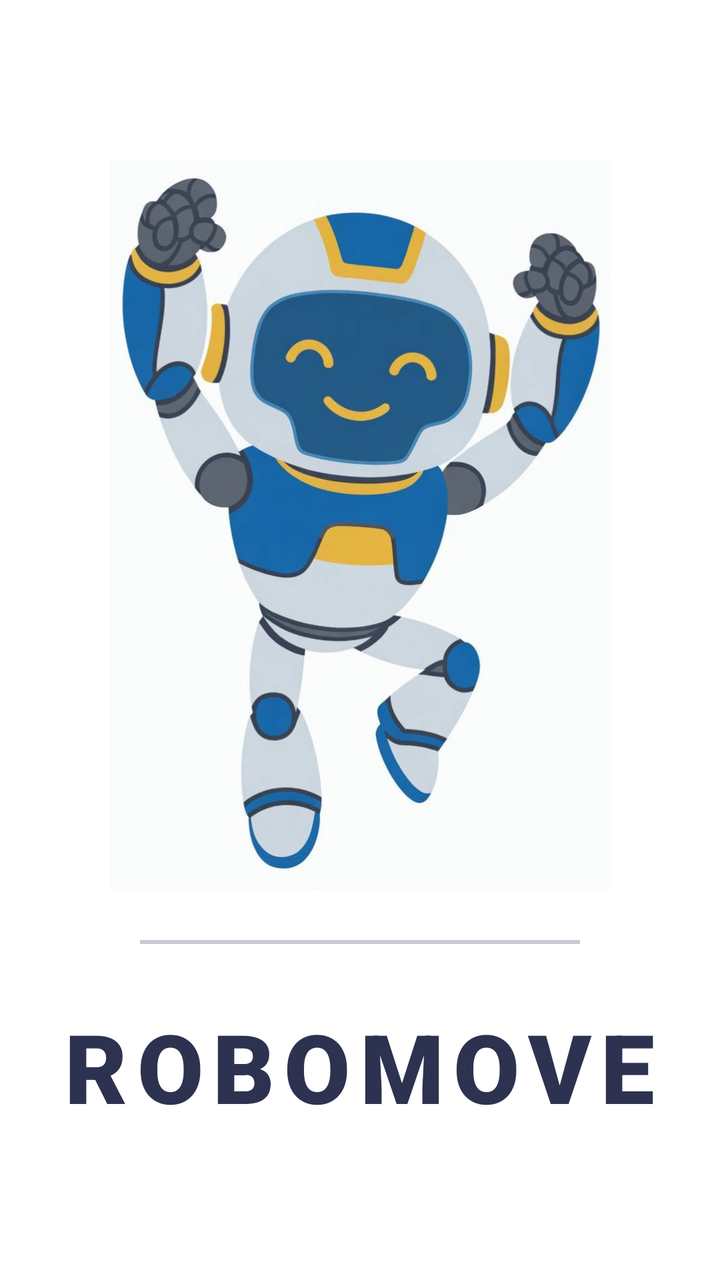
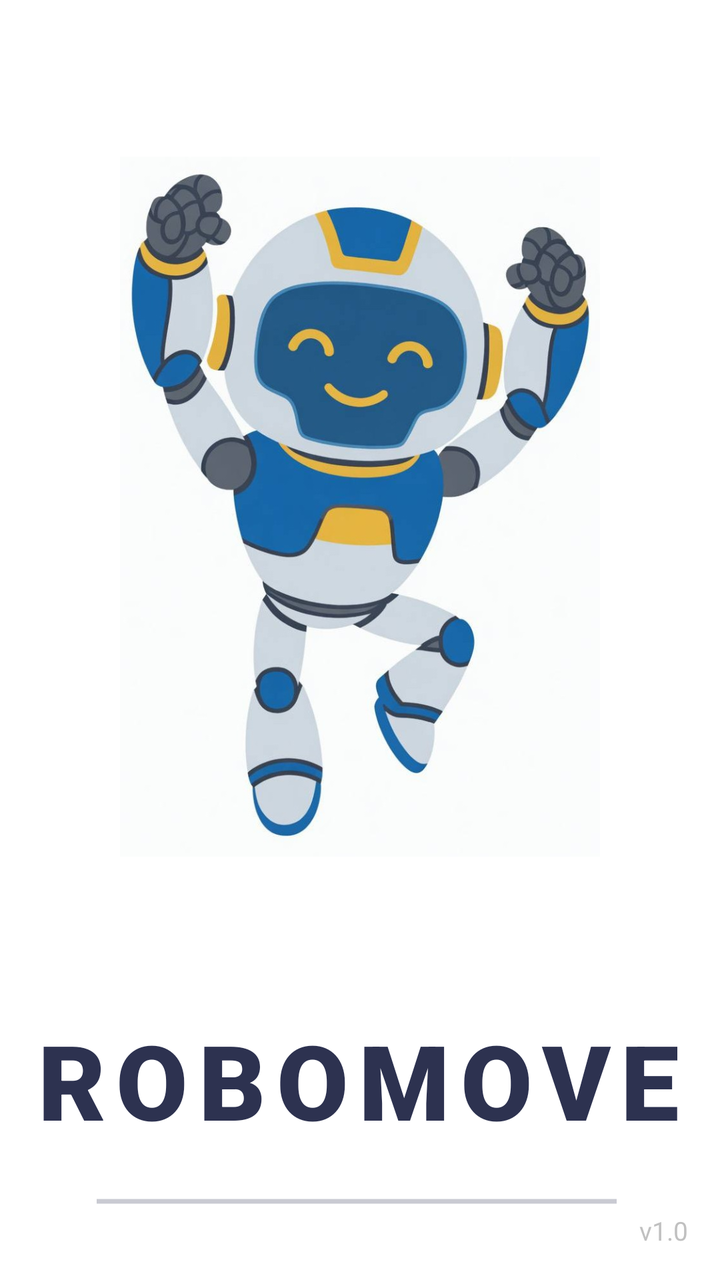

Screens rendered from an Android XML layout before and after an edit, with the pre-edit source and the edit as a unified diff.
<!-- AndroidManifest.xml: activity theme Theme.RoboMove.Splash -->
<!-- res/layout/activity_splash.xml -->
<androidx.constraintlayout.widget.ConstraintLayout xmlns:android="http://schemas.android.com/apk/res/android" xmlns:app="http://schemas.android.com/apk/res-auto" android:layout_width="match_parent" android:layout_height="match_parent" android:background="@color/robomove_white">

    

    
    <ImageView
        android:id="@+id/iv_logo"
        android:layout_width="892dp"
        android:layout_height="365dp"
        android:layout_marginStart="40dp"
        android:layout_marginTop="80dp"
        android:layout_marginEnd="40dp"
        android:adjustViewBounds="true"
        android:contentDescription="App Logo"
        android:src="@drawable/robomove_logo2"
        app:layout_constraintBottom_toTopOf="@id/tv_app_title"
        app:layout_constraintEnd_toEndOf="parent"
        app:layout_constraintStart_toStartOf="parent"
        app:layout_constraintTop_toTopOf="parent" />

    

    

    <TextView
        android:id="@+id/tv_app_title"
        android:layout_width="wrap_content"
        android:layout_height="wrap_content"
        android:layout_marginTop="56dp"
        android:fontFamily="sans-serif-black"
        android:letterSpacing="0.1"
        android:text="ROBOMOVE"
        android:textColor="@color/robomove_navy"
        android:textSize="48sp"
        android:textStyle="bold"

        app:layout_constraintEnd_toEndOf="parent"
        app:layout_constraintStart_toStartOf="parent"
        app:layout_constraintTop_toBottomOf="@id/iv_logo" />

    
    <ProgressBar
        android:id="@+id/progress_loading"
        style="?android:attr/progressBarStyleHorizontal"
        android:layout_width="220dp"
        android:layout_height="10dp"
        android:layout_marginBottom="164dp"
        android:indeterminate="true"
        android:indeterminateTint="@color/robomove_navy"
        android:progressTint="@color/robomove_navy"
        app:layout_constraintBottom_toBottomOf="parent"
        app:layout_constraintEnd_toEndOf="parent"
        app:layout_constraintStart_toStartOf="parent" />

    <TextView
        android:layout_width="wrap_content"
        android:layout_height="wrap_content"
        android:text="v1.0"
        android:textColor="#88FFFFFF"
        android:textSize="12sp"
        app:layout_constraintBottom_toBottomOf="parent"
        app:layout_constraintEnd_toEndOf="parent"
        android:layout_marginBottom="16dp"
        android:layout_marginEnd="16dp"/>
</androidx.constraintlayout.widget.ConstraintLayout>
<!-- resources referenced by this layout -->
<resources>
  <color name="robomove_navy">#2D3250</color>
  <color name="robomove_white">#FFFFFF</color>
  <!-- drawable robomove_logo2: jpg bitmap (drawable, 81510 bytes) -->
  <style name="Theme.RoboMove.Splash" parent="Theme.RoboMove">
          <item name="android:windowFullscreen">true</item>
          <item name="android:windowBackground">@color/robomove_navy</item>
      </style>
  <style name="Theme.RoboMove" parent="Theme.MaterialComponents.DayNight.NoActionBar">
          <item name="colorPrimary">@color/robomove_navy</item>
          <item name="colorPrimaryVariant">@color/robomove_navy</item>
          <item name="colorOnPrimary">@color/robomove_white</item>
          <item name="colorSecondary">@color/robomove_yellow</item>
          <item name="android:windowBackground">@color/robomove_white</item>
      </style>
  <color name="robomove_yellow">#F5C842</color>
</resources>

<!-- the commit's change to res/layout/activity_splash.xml (unified diff, before → after) -->
@@ -1,40 +1,49 @@
-<androidx.constraintlayout.widget.ConstraintLayout xmlns:android="http://schemas.android.com/apk/res/android" xmlns:app="http://schemas.android.com/apk/res-auto" android:layout_width="match_parent" android:layout_height="match_parent" android:background="@color/robomove_white">
-
-    
-
-    
-    <ImageView
-        android:id="@+id/iv_logo"
-        android:layout_width="892dp"
-        android:layout_height="365dp"
-        android:layout_marginStart="40dp"
-        android:layout_marginTop="80dp"
-        android:layout_marginEnd="40dp"
-        android:adjustViewBounds="true"
-        android:contentDescription="App Logo"
-        android:src="@drawable/robomove_logo2"
-        app:layout_constraintBottom_toTopOf="@id/tv_app_title"
-        app:layout_constraintEnd_toEndOf="parent"
-        app:layout_constraintStart_toStartOf="parent"
-        app:layout_constraintTop_toTopOf="parent" />
+<?xml version="1.0" encoding="utf-8"?>
+<androidx.constraintlayout.widget.ConstraintLayout xmlns:android="http://schemas.android.com/apk/res/android"
+    xmlns:app="http://schemas.android.com/apk/res-auto"
+    xmlns:tools="http://schemas.android.com/tools"
+    android:layout_width="match_parent"
+    android:layout_height="match_parent"
+    android:background="@color/robomove_white"
+    tools:layout_editor_absoluteX="-16dp"
+    tools:layout_editor_absoluteY="246dp">
 
     
 
     
 
+    <ImageView
+        android:id="@+id/iv_logo"
+        android:layout_width="0dp"
+        android:layout_height="440dp"
+        android:layout_marginStart="60dp"
+        android:layout_marginEnd="60dp"
+        android:adjustViewBounds="true"
+        android:contentDescription="App Logo"
+        android:src="@drawable/robomove_logo2"
+        app:layout_constraintBottom_toBottomOf="parent"
+        app:layout_constraintBottom_toTopOf="@id/tv_app_title"
+        app:layout_constraintEnd_toEndOf="parent"
+        app:layout_constraintHorizontal_bias="0.0"
+        app:layout_constraintStart_toStartOf="parent"
+        app:layout_constraintTop_toTopOf="parent"
+        app:layout_constraintVertical_bias="0.5"
+        app:layout_constraintVertical_chainStyle="packed" />
+
     <TextView
         android:id="@+id/tv_app_title"
         android:layout_width="wrap_content"
         android:layout_height="wrap_content"
-        android:layout_marginTop="56dp"
+        android:layout_marginTop="32dp"
         android:fontFamily="sans-serif-black"
         android:letterSpacing="0.1"
         android:text="ROBOMOVE"
         android:textColor="@color/robomove_navy"
-        android:textSize="48sp"
+        android:textSize="52sp"
         android:textStyle="bold"
-
+        app:layout_constraintBottom_toTopOf="@id/progress_loading"
         app:layout_constraintEnd_toEndOf="parent"
+        app:layout_constraintHorizontal_bias="0.483"
         app:layout_constraintStart_toStartOf="parent"
         app:layout_constraintTop_toBottomOf="@id/iv_logo" />
 
@@ -42,24 +51,29 @@
     <ProgressBar
         android:id="@+id/progress_loading"
         style="?android:attr/progressBarStyleHorizontal"
-        android:layout_width="220dp"
-        android:layout_height="10dp"
-        android:layout_marginBottom="164dp"
+        android:layout_width="260dp"
+        android:layout_height="12dp"
+        android:layout_marginTop="20dp"
         android:indeterminate="true"
         android:indeterminateTint="@color/robomove_navy"
         android:progressTint="@color/robomove_navy"
         app:layout_constraintBottom_toBottomOf="parent"
         app:layout_constraintEnd_toEndOf="parent"
-        app:layout_constraintStart_toStartOf="parent" />
+        app:layout_constraintHorizontal_bias="0.484"
+        app:layout_constraintStart_toStartOf="parent"
+        app:layout_constraintTop_toBottomOf="@id/tv_app_title"
+        app:layout_constraintVertical_bias="0.44" />
 
+    
     <TextView
         android:layout_width="wrap_content"
         android:layout_height="wrap_content"
+        android:layout_marginEnd="16dp"
+        android:layout_marginBottom="16dp"
         android:text="v1.0"
-        android:textColor="#88FFFFFF"
-        android:textSize="12sp"
+        android:textColor="#88888888"
+        android:textSize="13sp"
         app:layout_constraintBottom_toBottomOf="parent"
-        app:layout_constraintEnd_toEndOf="parent"
-        android:layout_marginBottom="16dp"
-        android:layout_marginEnd="16dp"/>
+        app:layout_constraintEnd_toEndOf="parent" />
+
 </androidx.constraintlayout.widget.ConstraintLayout>
